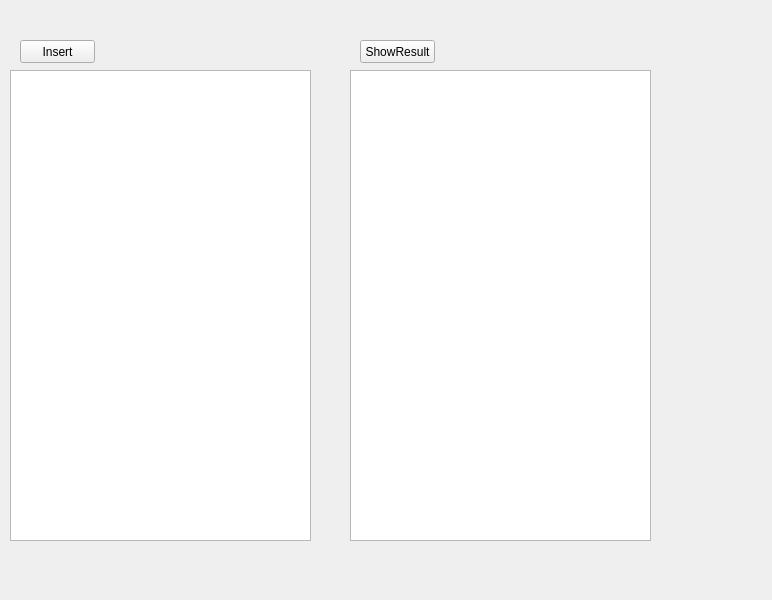
Above: AutoMyCCode/db/automyccode.ui from weilaidb/pyqt5 before the change. Below: the same form after it.
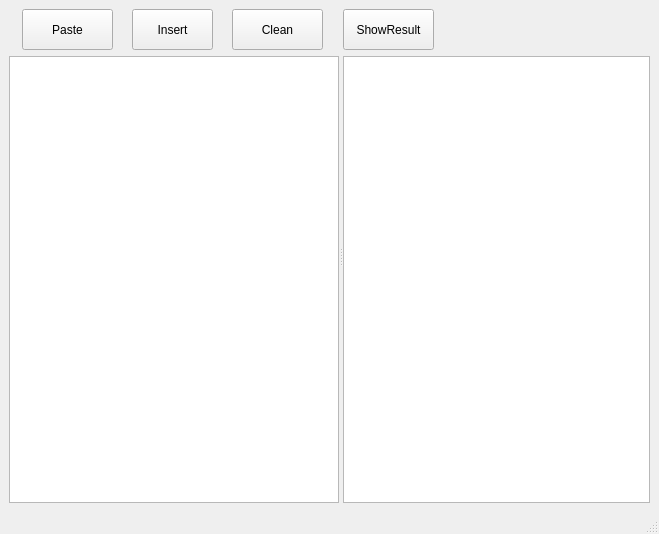
That is the form after the change.

Commit message: 1.0 界面简单插入数据。

```diff
--- a/AutoMyCCode/db/automyccode.ui
+++ b/AutoMyCCode/db/automyccode.ui
@@ -6,61 +6,119 @@
    <rect>
     <x>0</x>
     <y>0</y>
-    <width>772</width>
-    <height>600</height>
+    <width>659</width>
+    <height>534</height>
    </rect>
   </property>
   <property name="windowTitle">
    <string>MainWindow</string>
   </property>
   <widget class="QWidget" name="centralWidget">
-   <widget class="QTextEdit" name="textEdit_inserttext">
-    <property name="geometry">
-     <rect>
-      <x>10</x>
-      <y>70</y>
-      <width>301</width>
-      <height>471</height>
-     </rect>
-    </property>
-   </widget>
-   <widget class="QTextEdit" name="textEdit_showresult">
-    <property name="geometry">
-     <rect>
-      <x>350</x>
-      <y>70</y>
-      <width>301</width>
-      <height>471</height>
-     </rect>
-    </property>
-   </widget>
-   <widget class="QPushButton" name="pushButton_insert">
-    <property name="geometry">
-     <rect>
-      <x>20</x>
-      <y>40</y>
-      <width>75</width>
-      <height>23</height>
-     </rect>
-    </property>
-    <property name="text">
-     <string>Insert</string>
-    </property>
-   </widget>
-   <widget class="QPushButton" name="pushButton_showresult">
-    <property name="geometry">
-     <rect>
-      <x>360</x>
-      <y>40</y>
-      <width>75</width>
-      <height>23</height>
-     </rect>
-    </property>
-    <property name="text">
-     <string>ShowResult</string>
-    </property>
-   </widget>
+   <layout class="QGridLayout" name="gridLayout">
+    <item row="0" column="0">
+     <widget class="QSplitter" name="splitter">
+      <property name="orientation">
+       <enum>Qt::Horizontal</enum>
+      </property>
+      <widget class="QWidget" name="layoutWidget">
+       <layout class="QVBoxLayout" name="verticalLayout">
+        <item>
+         <layout class="QHBoxLayout" name="horizontalLayout">
+          <item>
+           <widget class="QPushButton" name="pushButton_paste">
+            <property name="minimumSize">
+             <size>
+              <width>91</width>
+              <height>41</height>
+             </size>
+            </property>
+            <property name="maximumSize">
+             <size>
+              <width>91</width>
+              <height>41</height>
+             </size>
+            </property>
+            <property name="text">
+             <string>Paste</string>
+            </property>
+           </widget>
+          </item>
+          <item>
+           <widget class="QPushButton" name="pushButton_insert">
+            <property name="minimumSize">
+             <size>
+              <width>81</width>
+              <height>41</height>
+             </size>
+            </property>
+            <property name="maximumSize">
+             <size>
+              <width>81</width>
+              <height>41</height>
+             </size>
+            </property>
+            <property name="text">
+             <string>Insert</string>
+            </property>
+           </widget>
+          </item>
+          <item>
+           <widget class="QPushButton" name="pushButton_clean">
+            <property name="minimumSize">
+             <size>
+              <width>91</width>
+              <height>41</height>
+             </size>
+            </property>
+            <property name="maximumSize">
+             <size>
+              <width>91</width>
+              <height>41</height>
+             </size>
+            </property>
+            <property name="text">
+             <string>Clean</string>
+            </property>
+           </widget>
+          </item>
+         </layout>
+        </item>
+        <item>
+         <widget class="QTextEdit" name="textEdit_inserttext"/>
+        </item>
+       </layout>
+      </widget>
+      <widget class="QWidget" name="layoutWidget">
+       <layout class="QVBoxLayout" name="verticalLayout_2">
+        <item>
+         <widget class="QPushButton" name="pushButton_showresult">
+          <property name="minimumSize">
+           <size>
+            <width>91</width>
+            <height>41</height>
+           </size>
+          </property>
+          <property name="maximumSize">
+           <size>
+            <width>91</width>
+            <height>41</height>
+           </size>
+          </property>
+          <property name="text">
+           <string>ShowResult</string>
+          </property>
+         </widget>
+        </item>
+        <item>
+         <widget class="QTextEdit" name="textEdit_showresult"/>
+        </item>
+       </layout>
+      </widget>
+     </widget>
+    </item>
+   </layout>
   </widget>
+  <widget class="QStatusBar" name="statusBar"/>
  </widget>
  <resources/>
  <connections/>
```
The commit also changes 6 other files.
